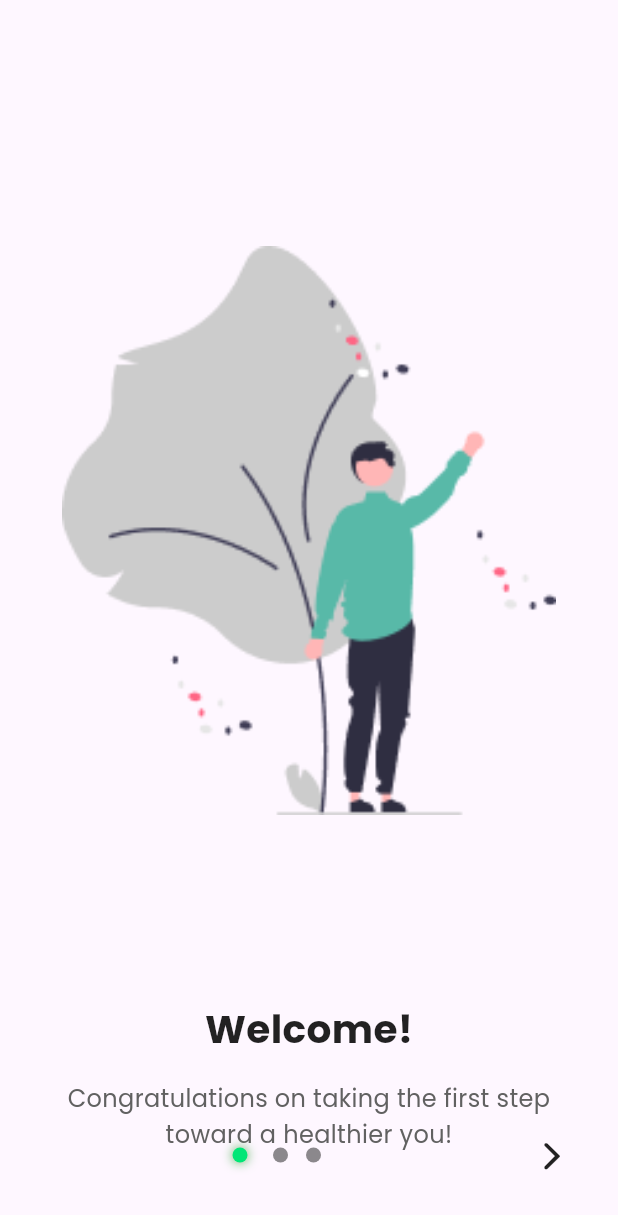
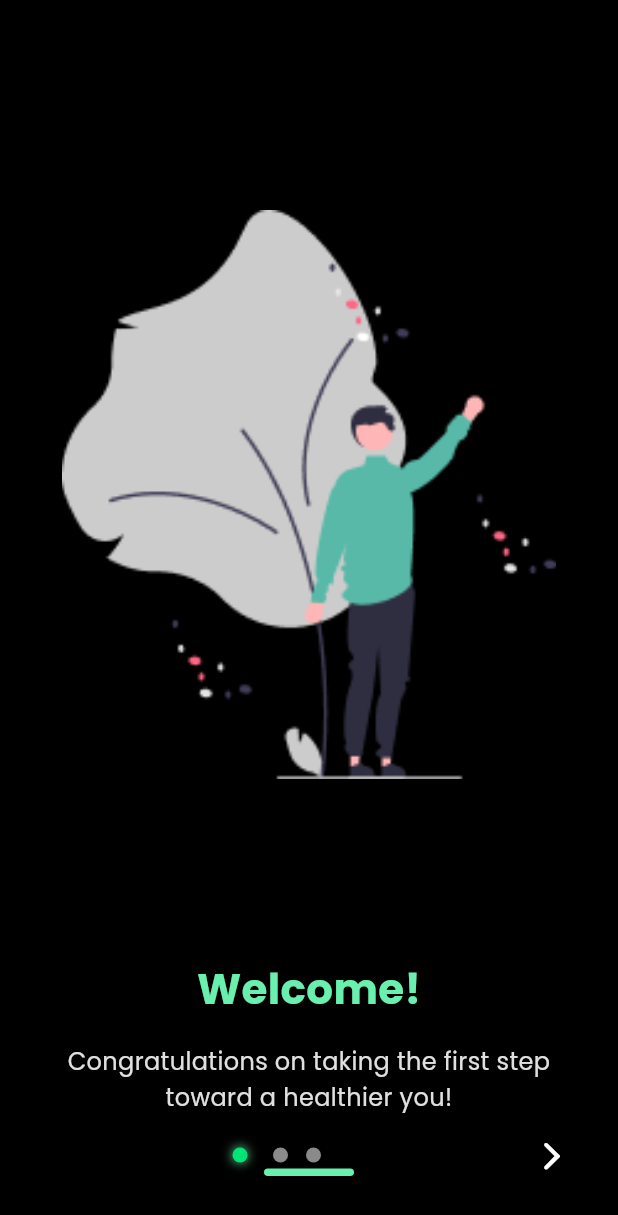
Before and after one commit to MfmRifath/Calorie-Tracker-App---Flutter---Dart, a Flutter app: the screen it shows after launch, on a phone screen of 412 x 824 dp. Shown: the top 1215 px of the screen. Run offline on Flutter 3.47's test engine with Material 3 defaults, Android fonts, the phone set to English and light mode, and no system bars; our stand-ins replace animate_do, cloud_firestore, firebase_auth, firebase_core, firebase_storage, fl_chart and 2 more; accounts and stored records are empty.

Commit message:
Ui/Ux Improvement

```diff
--- a/calorify_me/lib/screens/startingScreens/OnboardingScreen.dart
+++ b/calorify_me/lib/screens/startingScreens/OnboardingScreen.dart
@@ -1,7 +1,6 @@
 import 'package:flutter/cupertino.dart';
 import 'package:flutter/material.dart';
 import 'package:animate_do/animate_do.dart';
-
 import 'SignScreen.dart';
 import 'StartingScreen.dart';
 
@@ -37,6 +36,16 @@ class _OnboardingScreenState extends State<OnboardingScreen> {
     return Scaffold(
       body: Stack(
         children: [
+          // Background Gradient
+          Container(
+            decoration: BoxDecoration(
+              gradient: LinearGradient(
+                colors: [Color(0xFF0F2027), Color(0xFF2C5364)],
+                begin: Alignment.topLeft,
+                end: Alignment.bottomRight,
+              ),
+            ),
+          ),
           PageView.builder(
             controller: _pageController,
             itemCount: _pages.length,
@@ -50,6 +59,7 @@ class _OnboardingScreenState extends State<OnboardingScreen> {
               child: _pages[index],
             ),
           ),
+          // Navigation and Dots
           Positioned(
             bottom: 30,
             left: 20,
@@ -70,7 +80,7 @@ class _OnboardingScreenState extends State<OnboardingScreen> {
                     },
                     icon: Icon(
                       CupertinoIcons.back,
-                      color: Colors.black87,
+                      color: Colors.white,
                       size: 28.0,
                     ),
                   ),
@@ -87,9 +97,9 @@ class _OnboardingScreenState extends State<OnboardingScreen> {
                         shape: BoxShape.circle,
                         color: currentPage == index
                             ? Colors.greenAccent[400]
-                            : Colors.black45,
+                            : Colors.white54,
                         boxShadow: currentPage == index
-                            ? [BoxShadow(color: Colors.green, blurRadius: 6)]
+                            ? [BoxShadow(color: Colors.greenAccent, blurRadius: 6)]
                             : [],
                       ),
                     ),
@@ -108,7 +118,7 @@ class _OnboardingScreenState extends State<OnboardingScreen> {
                       );
                     },
                     style: ElevatedButton.styleFrom(
-                      backgroundColor: Colors.green[800],
+                      backgroundColor: Colors.greenAccent[700],
                       shape: RoundedRectangleBorder(
                         borderRadius: BorderRadius.circular(12.0),
                       ),
@@ -118,9 +128,9 @@ class _OnboardingScreenState extends State<OnboardingScreen> {
                       ),
                     ),
                     child: Text(
-                      "Finish",
+                      "Get Started",
                       style: TextStyle(
-                        color: Colors.white,
+                        color: Colors.black,
                         fontSize: 18.0,
                         fontWeight: FontWeight.bold,
                       ),
@@ -138,7 +148,7 @@ class _OnboardingScreenState extends State<OnboardingScreen> {
                     },
                     icon: Icon(
                       CupertinoIcons.forward,
-                      color: Colors.black87,
+                      color: Colors.white,
                       size: 28.0,
                     ),
                   ),
--- a/calorify_me/lib/screens/startingScreens/StartingScreen.dart
+++ b/calorify_me/lib/screens/startingScreens/StartingScreen.dart
@@ -1,5 +1,6 @@
 import 'package:flutter/material.dart';
 import 'package:google_fonts/google_fonts.dart';
+import 'package:animate_do/animate_do.dart';
 
 class StartingScreen extends StatelessWidget {
   StartingScreen({
@@ -22,28 +23,36 @@ class StartingScreen extends StatelessWidget {
             mainAxisAlignment: MainAxisAlignment.spaceBetween,
             crossAxisAlignment: CrossAxisAlignment.center,
             children: [
-              SizedBox(height: 40.0), // Added space at the top
-              // Image Section
+              SizedBox(height: 20.0),
+              // Image Section with Animation
               Expanded(
+                child: ZoomIn(
+                  duration: Duration(milliseconds: 800),
                   child: Image.asset(
                     'assets/images/$img.png',
                     fit: BoxFit.contain,
                     width: MediaQuery.of(context).size.width * 0.8,
                   ),
                 ),
-              // Heading Text
-              Text(
+              ),
+              // Heading Text with Animation
+              FadeInDown(
+                duration: Duration(milliseconds: 900),
+                child: Text(
                   heading,
                   style: GoogleFonts.poppins(
                     textStyle: TextStyle(
-                    fontSize: 26.0,
+                      fontSize: 28.0,
                       fontWeight: FontWeight.bold,
-                    color: Colors.black87,
+                      color: Colors.greenAccent,
                     ),
                   ),
                 ),
-              // Description Text
-              Padding(
+              ),
+              // Description Text with Animation
+              FadeInUp(
+                duration: Duration(milliseconds: 1100),
+                child: Padding(
                   padding: EdgeInsets.symmetric(vertical: 16.0),
                   child: Text(
                     Description,
@@ -52,17 +61,32 @@ class StartingScreen extends StatelessWidget {
                       textStyle: TextStyle(
                         fontSize: 16.0,
                         fontWeight: FontWeight.normal,
-                      color: Colors.grey[700],
+                        color: Colors.grey[300],
                         height: 1.5,
                       ),
                     ),
                   ),
                 ),
-              SizedBox(height: 40.0), // Space at the bottom
+              ),
+              SizedBox(height: 20.0),
+              // Bottom Decorative Element with Bounce Animation
+              BounceInUp(
+                duration: Duration(milliseconds: 800),
+                child: Container(
+                  width: 60,
+                  height: 5,
+                  decoration: BoxDecoration(
+                    color: Colors.greenAccent,
+                    borderRadius: BorderRadius.circular(10),
+                  ),
+                ),
+              ),
+              SizedBox(height: 40.0),
             ],
           ),
         ),
       ),
+      backgroundColor: Colors.black, // Black background
     );
   }
 }
```
Also changed, not shown: calorify_me/lib/screens/DairyScreen.dart (+31 -8 lines). Lines whose indentation alone changed are shown as unchanged.
